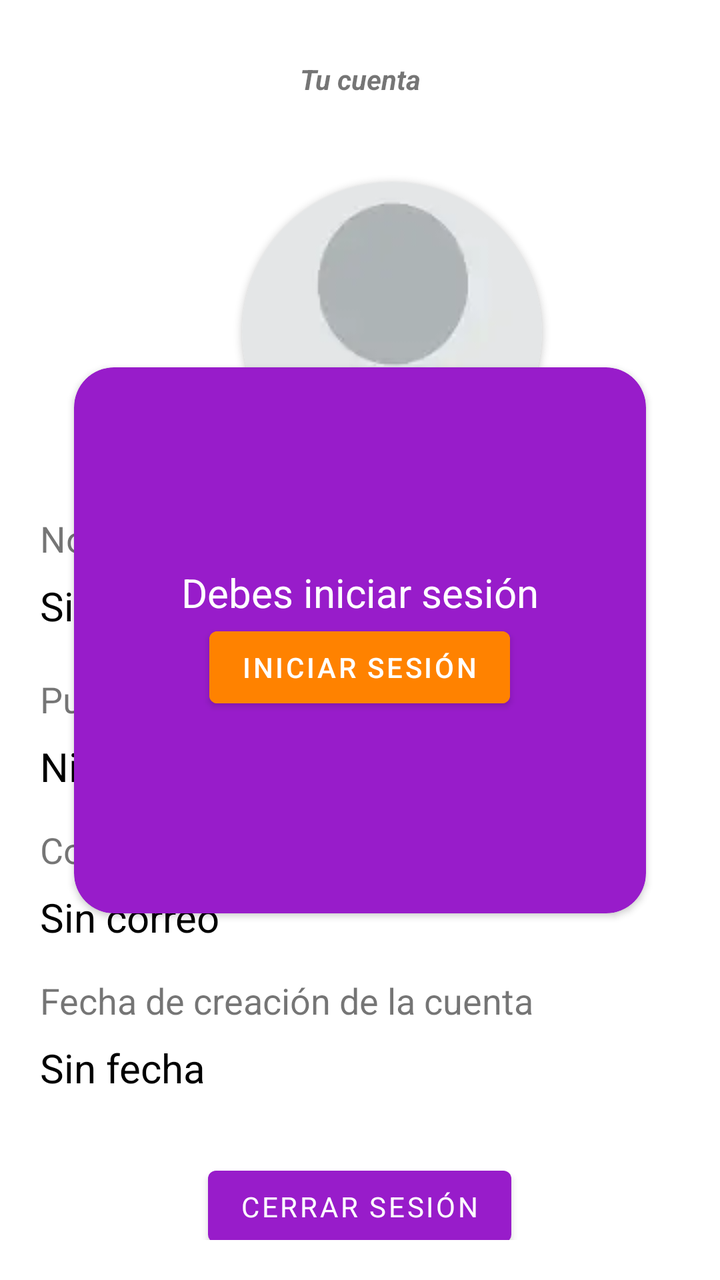
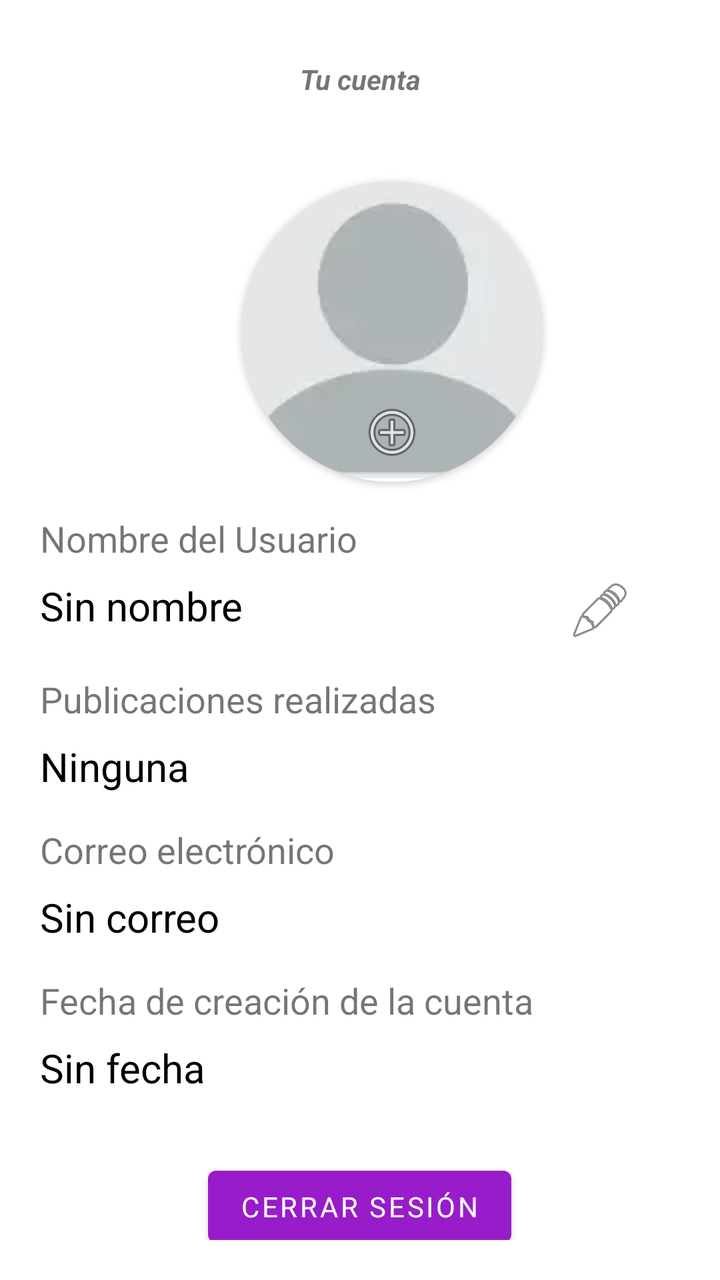

Before-and-after screenshots of an Android layout around one commit, followed by the original layout XML and the change that was made.
<!-- AndroidManifest.xml: fallback theme Theme.MaterialComponents.DayNight.NoActionBar -->
<!-- res/layout/fragment_account.xml -->
<?xml version="1.0" encoding="utf-8"?>
<androidx.constraintlayout.widget.ConstraintLayout xmlns:android="http://schemas.android.com/apk/res/android"
    xmlns:app="http://schemas.android.com/apk/res-auto"
    xmlns:tools="http://schemas.android.com/tools"
    android:layout_width="match_parent"
    android:layout_height="match_parent">

    <androidx.cardview.widget.CardView
        android:id="@+id/alertLogin"
        android:layout_width="286dp"
        android:layout_height="273dp"
        android:backgroundTint="@color/morado_enfasis"
        android:foregroundGravity="center"
        android:orientation="vertical"
        app:cardCornerRadius="20dp"
        app:layout_constraintBottom_toBottomOf="parent"
        app:layout_constraintEnd_toEndOf="parent"
        app:layout_constraintStart_toStartOf="parent"
        app:layout_constraintTop_toTopOf="parent">

        <LinearLayout
            android:layout_width="match_parent"
            android:layout_height="match_parent"
            android:gravity="center"
            android:orientation="vertical">

            <TextView
                android:layout_width="wrap_content"
                android:layout_height="wrap_content"
                android:layout_gravity="center"
                android:textColor="@color/white"
                android:textSize="20sp"
                android:text="Debes iniciar sesión" />

            <Button
                android:id="@+id/btnGoLogin"
                android:layout_width="wrap_content"
                android:layout_height="wrap_content"
                android:layout_gravity="center"
                android:backgroundTint="@color/naranja_enfasis"
                android:text="Iniciar sesión" />
        </LinearLayout>
    </androidx.cardview.widget.CardView>

    <ScrollView
        android:id="@+id/container"
        android:layout_width="match_parent"
        android:layout_height="match_parent"
        android:padding="20dp"
        android:theme="@style/Theme.LosSantosSAMP"
        app:layout_constraintBottom_toBottomOf="parent"
        app:layout_constraintEnd_toEndOf="parent"
        app:layout_constraintStart_toStartOf="parent"
        app:layout_constraintTop_toTopOf="parent">

        <LinearLayout
            android:id="@+id/linear"
            android:layout_width="match_parent"
            android:layout_height="wrap_content"
            android:gravity="center"
            android:orientation="vertical">

            <TextView
                android:id="@+id/titulo_favorites"
                android:layout_width="match_parent"
                android:layout_height="wrap_content"
                android:layout_marginVertical="10dp"
                android:text="Tu cuenta"
                android:textAlignment="center"
                android:textStyle="bold|italic" />

            <androidx.cardview.widget.CardView
                android:id="@+id/contain_image"
                android:layout_width="150dp"
                android:layout_height="150dp"
                android:layout_marginStart="16dp"
                android:layout_marginTop="32dp"
                app:cardCornerRadius="75dp"
                app:layout_constraintEnd_toEndOf="parent"
                app:layout_constraintStart_toStartOf="parent"
                app:layout_constraintTop_toTopOf="parent">

                <ImageButton
                    android:id="@+id/btnProfileImage"
                    android:layout_width="50dp"
                    android:layout_height="50dp"
                    android:layout_gravity="center|bottom"
                    android:background="@color/transparente"
                    android:elevation="5dp"
                    android:src="@android:drawable/ic_menu_add" />

                
                <ImageView
                    android:id="@+id/imageViewFotoPerfil"
                    android:layout_width="wrap_content"
                    android:layout_height="wrap_content"
                    android:layout_weight="1"
                    android:clickable="true"
                    android:focusable="true"
                    android:foreground="?attr/selectableItemBackgroundBorderless"
                    android:scaleType="center"
                    android:src="@drawable/predet_image" />
            </androidx.cardview.widget.CardView>

            <LinearLayout
                android:id="@+id/contain_nombre"
                android:layout_width="match_parent"
                android:layout_height="wrap_content"
                android:orientation="vertical"
                app:layout_constraintStart_toStartOf="parent"
                app:layout_constraintTop_toBottomOf="@+id/contain_image">
                
                <TextView
                    android:layout_width="match_parent"
                    android:layout_height="wrap_content"
                    android:layout_marginTop="16dp"
                    android:text="Nombre del Usuario"
                    android:textSize="18sp" />

                
                <LinearLayout
                    android:id="@+id/tv_username"
                    android:layout_width="match_parent"
                    android:layout_height="wrap_content"
                    android:layout_marginTop="8dp"
                    android:orientation="horizontal">

                    <TextView
                        android:id="@+id/NameUser"
                        android:layout_width="0dp"
                        android:layout_height="wrap_content"
                        android:layout_weight="3"
                        android:text="@string/no_name_user"
                        android:textColor="?attr/colorOnSecondary"
                        android:textSize="20sp" />

                    <ImageButton
                        android:id="@+id/btn_edit_username"
                        android:layout_width="0dp"
                        android:layout_height="wrap_content"
                        android:layout_weight="1"
                        android:background="@color/transparente"
                        android:backgroundTint="#002AFF"
                        android:contentDescription="@string/editar_nombre_usuario_btn"
                        android:src="@android:drawable/ic_menu_edit" />
                </LinearLayout>

                <LinearLayout
                    android:id="@+id/edt_username"
                    android:layout_width="match_parent"
                    android:layout_height="wrap_content"
                    android:layout_marginTop="8dp"
                    android:orientation="horizontal"
                    android:visibility="gone">

                    <EditText
                        android:id="@+id/edtNameUser"
                        android:layout_width="0dp"
                        android:layout_height="wrap_content"
                        android:layout_weight="3"
                        android:hint="Sin nombre"
                        android:maxLength="15"
                        android:maxLines="1"
                        android:textColor="?attr/colorOnSecondary"
                        android:textSize="20sp"
                        android:textStyle="bold" />

                    <ImageButton
                        android:id="@+id/btn_save_username"
                        android:layout_width="0dp"
                        android:layout_height="wrap_content"
                        android:layout_weight="1"
                        android:background="@color/transparente"
                        android:clickable="false"
                        android:src="@android:drawable/ic_menu_save" />
                </LinearLayout>

                <TextView
                    android:id="@+id/error_user_new_name"
                    android:layout_width="match_parent"
                    android:layout_height="wrap_content"
                    android:text="@string/credenciales_incorrectas"
                    android:textColor="?attr/colorOnSecondary"
                    android:textSize="13sp"
                    android:visibility="gone" />
            </LinearLayout>

            <LinearLayout
                android:id="@+id/contain_n_publicaciones"
                android:layout_width="match_parent"
                android:layout_height="wrap_content"
                android:orientation="vertical"
                app:layout_constraintStart_toStartOf="parent"
                app:layout_constraintTop_toBottomOf="@+id/contain_nombre">
                
                <TextView
                    android:layout_width="match_parent"
                    android:layout_height="wrap_content"
                    android:layout_marginTop="16dp"
                    android:text="Publicaciones realizadas"
                    android:textSize="18sp" />

                
                <TextView
                    android:id="@+id/NPublicaciones"
                    android:layout_width="match_parent"
                    android:layout_height="wrap_content"
                    android:layout_marginTop="8dp"
                    android:text="Ninguna"
                    android:textColor="?attr/colorOnSecondary"
                    android:textSize="20sp" />
            </LinearLayout>

            <LinearLayout
                android:id="@+id/contain_email"
                android:layout_width="match_parent"
                android:layout_height="wrap_content"
                android:orientation="vertical"
                app:layout_constraintStart_toStartOf="parent"
                app:layout_constraintTop_toBottomOf="@+id/contain_n_publicaciones">
                
                <TextView
                    android:layout_width="match_parent"
                    android:layout_height="wrap_content"
                    android:layout_marginTop="16dp"
                    android:text="Correo electrónico"
                    android:textSize="18sp" />

                
                <TextView
                    android:id="@+id/UserCorreo"
                    android:layout_width="match_parent"
                    android:layout_height="wrap_content"
                    android:layout_marginTop="8dp"
                    android:text="Sin correo"
                    android:textColor="?attr/colorOnSecondary"
                    android:textSize="20sp" />
            </LinearLayout>

            <LinearLayout
                android:id="@+id/contain_fecha_creacion"
                android:layout_width="match_parent"
                android:layout_height="wrap_content"
                android:orientation="vertical"
                app:layout_constraintStart_toStartOf="parent"
                app:layout_constraintTop_toBottomOf="@+id/contain_email">
                
                <TextView
                    android:layout_width="match_parent"
                    android:layout_height="wrap_content"
                    android:layout_marginTop="16dp"
                    android:text="Fecha de creación de la cuenta"
                    android:textSize="18sp" />

                
                <TextView
                    android:id="@+id/FechaCreacion"
                    android:layout_width="match_parent"
                    android:layout_height="wrap_content"
                    android:layout_marginTop="8dp"
                    android:text="Sin fecha"
                    android:textColor="?attr/colorOnSecondary"
                    android:textSize="20sp" />
            </LinearLayout>


            
            <Button
                android:id="@+id/buttonCerrarSesion"
                android:layout_width="wrap_content"
                android:layout_height="wrap_content"
                android:layout_marginTop="32dp"
                android:layout_weight="1"
                android:text="Cerrar Sesión"
                android:textColor="@color/white"
                app:layout_constraintBottom_toBottomOf="parent"
                app:layout_constraintEnd_toEndOf="parent"
                app:layout_constraintStart_toStartOf="parent"
                app:layout_constraintTop_toBottomOf="@+id/contain_fecha_creacion" />

            <ProgressBar
                android:id="@+id/progressBar2"
                style="?android:attr/progressBarStyle"
                android:layout_width="wrap_content"
                android:layout_height="wrap_content"
                android:indeterminateTint="@color/naranja_enfasis"
                android:visibility="gone"
                app:layout_constraintBottom_toTopOf="@+id/buttonCerrarSesion"
                app:layout_constraintEnd_toEndOf="@+id/buttonCerrarSesion"
                app:layout_constraintStart_toStartOf="@+id/buttonCerrarSesion"
                app:layout_constraintTop_toBottomOf="@+id/contain_fecha_creacion" />
        </LinearLayout>
    </ScrollView>
</androidx.constraintlayout.widget.ConstraintLayout>
<!-- resources referenced by this layout -->
<resources>
  <color name="morado_enfasis">#981CCA</color>
  <color name="naranja_enfasis">#FF8200</color>
  <color name="transparente">#00FFFFFF</color>
  <color name="white">#FFFFFFFF</color>
  <!-- drawable predet_image: webp bitmap (drawable, 512 bytes) -->
  <string name="credenciales_incorrectas">Usuario o contraseña incorrectos, verifica los campos.</string>
  <string name="editar_nombre_usuario_btn">Editar nombre usuario</string>
  <string name="no_name_user">Sin nombre</string>
  <style name="Theme.LosSantosSAMP" parent="Theme.MaterialComponents.DayNight.NoActionBar">
          
          <item name="colorPrimary">@color/morado_enfasis</item>
          <item name="colorPrimaryVariant">@color/naranja_enfasis</item>
          <item name="colorOnPrimary">@color/white</item>
          
          <item name="colorSecondary">@color/teal_200</item>
          <item name="colorSecondaryVariant">@color/teal_700</item>
          <item name="colorOnSecondary">@color/black</item>
          <item name="colorOnTertiaryContainer">@color/gris_shimer</item>
          
          <item name="android:statusBarColor">@color/black</item>
          
          <item name="fontFamily">@font/open_sans</item>
      </style>
  <color name="teal_200">#FF03DAC5</color>
  <color name="teal_700">#FF018786</color>
  <color name="black">#FF000000</color>
  <color name="gris_shimer">#969696</color>
</resources>

<!-- the commit's change to res/layout/fragment_account.xml (unified diff, before → after) -->
@@ -3,6 +3,7 @@
     xmlns:app="http://schemas.android.com/apk/res-auto"
     xmlns:tools="http://schemas.android.com/tools"
     android:layout_width="match_parent"
+    android:fitsSystemWindows="true"
     android:layout_height="match_parent">
 
     <androidx.cardview.widget.CardView
@@ -13,6 +14,7 @@
         android:foregroundGravity="center"
         android:orientation="vertical"
         app:cardCornerRadius="20dp"
+        android:visibility="gone"
         app:layout_constraintBottom_toBottomOf="parent"
         app:layout_constraintEnd_toEndOf="parent"
         app:layout_constraintStart_toStartOf="parent"
@@ -98,7 +100,7 @@
                     android:clickable="true"
                     android:focusable="true"
                     android:foreground="?attr/selectableItemBackgroundBorderless"
-                    android:scaleType="center"
+                    android:scaleType="centerCrop"
                     android:src="@drawable/predet_image" />
             </androidx.cardview.widget.CardView>
 
